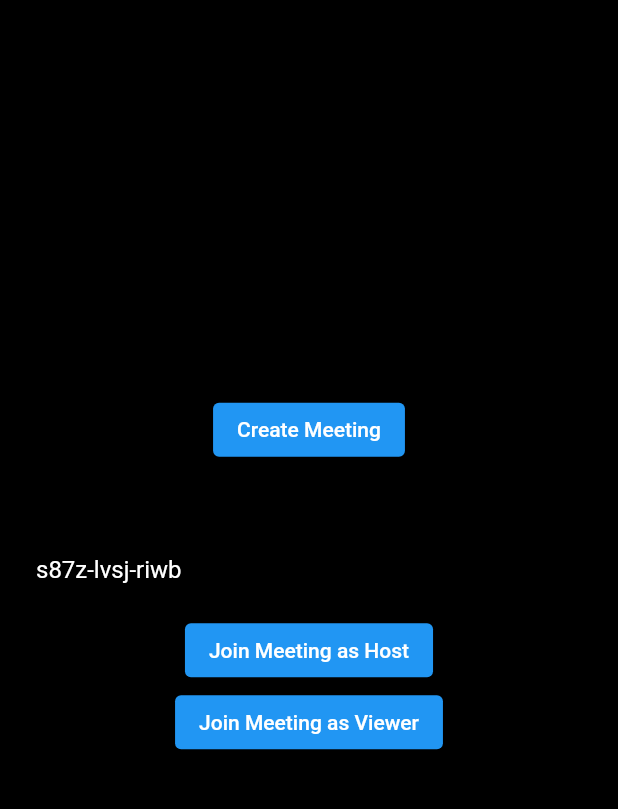
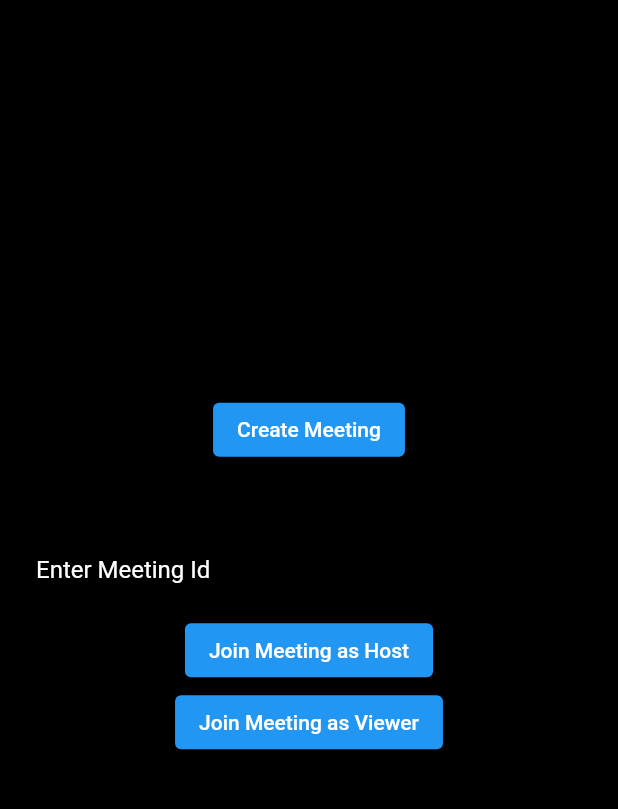
Before and after one commit to videosdk-live/quickstart, a Flutter app: the screen it shows after launch, on a phone screen of 412 x 824 dp, the part 84-893 px from its top. Run offline on Flutter 3.47's test engine with Material 2 defaults, Android fonts, the phone set to English and light mode, and no system bars; missing offline and left inert: flutter_vlc_player, videosdk.

Commit message:
upgrade version remove unnecessary code

```diff
--- a/flutter-hls/lib/join_screen.dart
+++ b/flutter-hls/lib/join_screen.dart
@@ -4,7 +4,7 @@ import 'ils_screen.dart';
 import 'package:videosdk/videosdk.dart';
 
 class JoinScreen extends StatelessWidget {
-  final _meetingIdController = TextEditingController(text: "s87z-lvsj-riwb");
+  final _meetingIdController = TextEditingController();
 
   JoinScreen({super.key});
 
--- a/flutter-hls/pubspec.yaml
+++ b/flutter-hls/pubspec.yaml
@@ -34,8 +34,8 @@ dependencies:
   # The following adds the Cupertino Icons font to your application.
   # Use with the CupertinoIcons class for iOS style icons.
   cupertino_icons: ^1.0.2
-  videosdk: ^1.0.13
-  http: ^0.13.5
+  videosdk: 1.1.5
+  http: ^1.1.0
   flutter_vlc_player: ^7.2.0
 
 dev_dependencies:
```
